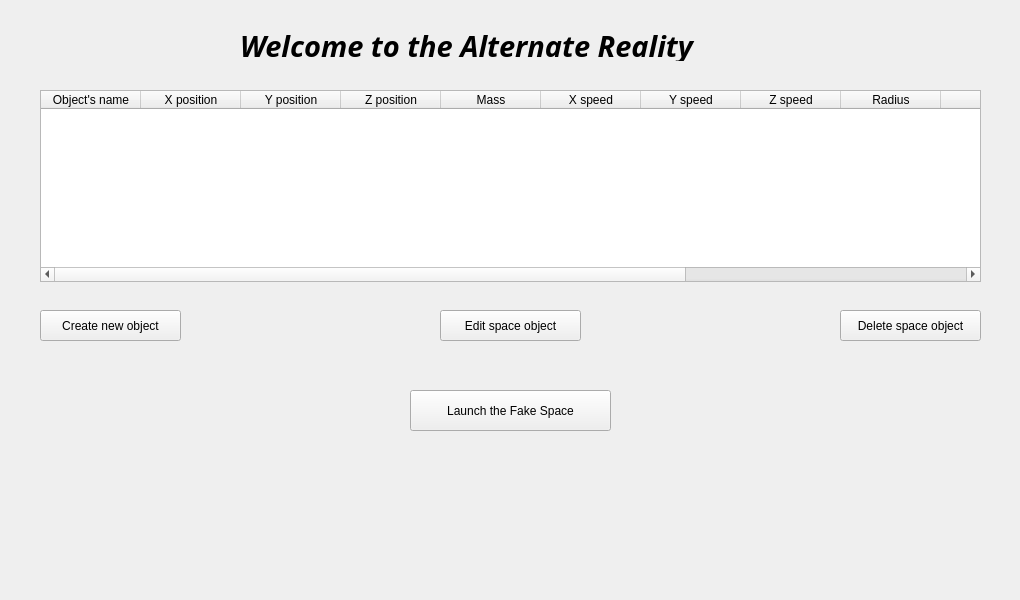
Fallacies-TE/GravSim, file GravSimUI2/mainwindow.ui: the form before one commit.
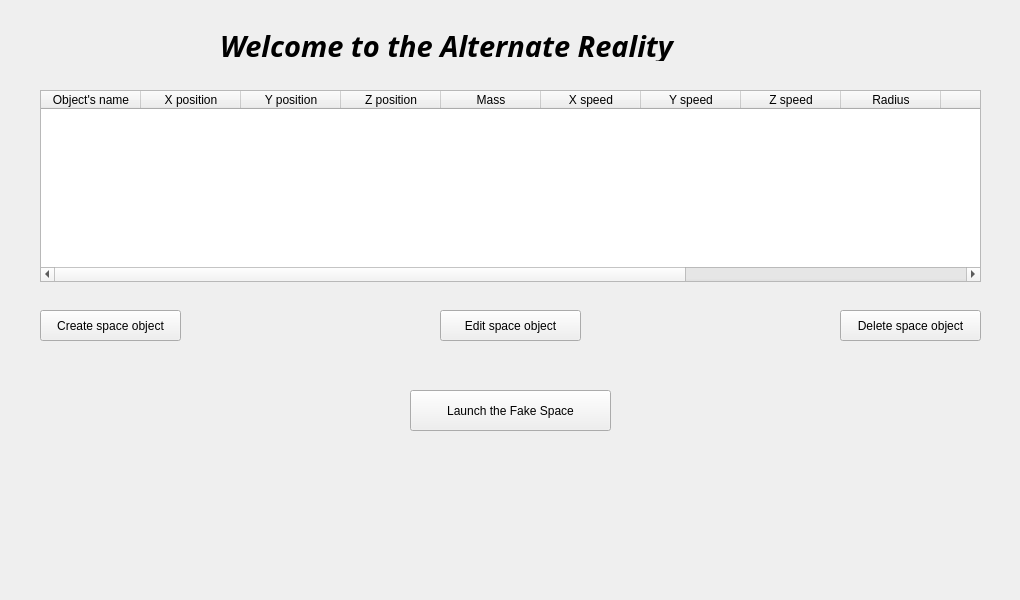
The form after the commit.

```diff
--- a/GravSimUI2/mainwindow.ui
+++ b/GravSimUI2/mainwindow.ui
@@ -37,7 +37,7 @@
      </rect>
     </property>
     <property name="text">
-     <string>Create new object</string>
+     <string>Create space object</string>
     </property>
    </widget>
    <widget class="QTableWidget" name="tableWidget">
@@ -144,7 +144,7 @@
    <widget class="QLabel" name="label">
     <property name="geometry">
      <rect>
-      <x>240</x>
+      <x>220</x>
       <y>30</y>
       <width>591</width>
       <height>31</height>
```
